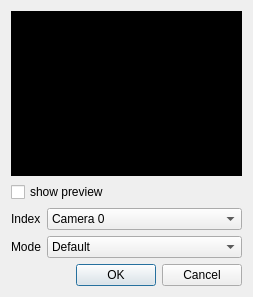
This is src/CameraDialog.ui in markus-wa/glmixer-mirror as Qt 5 draws it before an edit. The edited form follows.
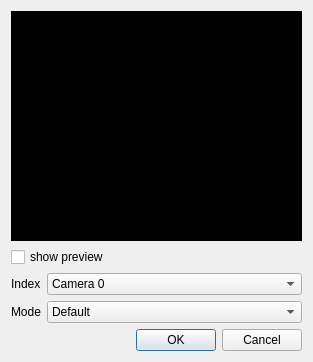
This is the edited form. Icons and pictures are not drawn.

Commit message: Minor GUI improvements (help buttons FFGL, terminology pixel resolution).

Diff of the .ui file:
```diff
--- a/src/CameraDialog.ui
+++ b/src/CameraDialog.ui
@@ -9,8 +9,8 @@
    <rect>
     <x>0</x>
     <y>0</y>
-    <width>253</width>
-    <height>297</height>
+    <width>313</width>
+    <height>362</height>
    </rect>
   </property>
   <property name="windowTitle">
```
The commit also changes 7 other files.
